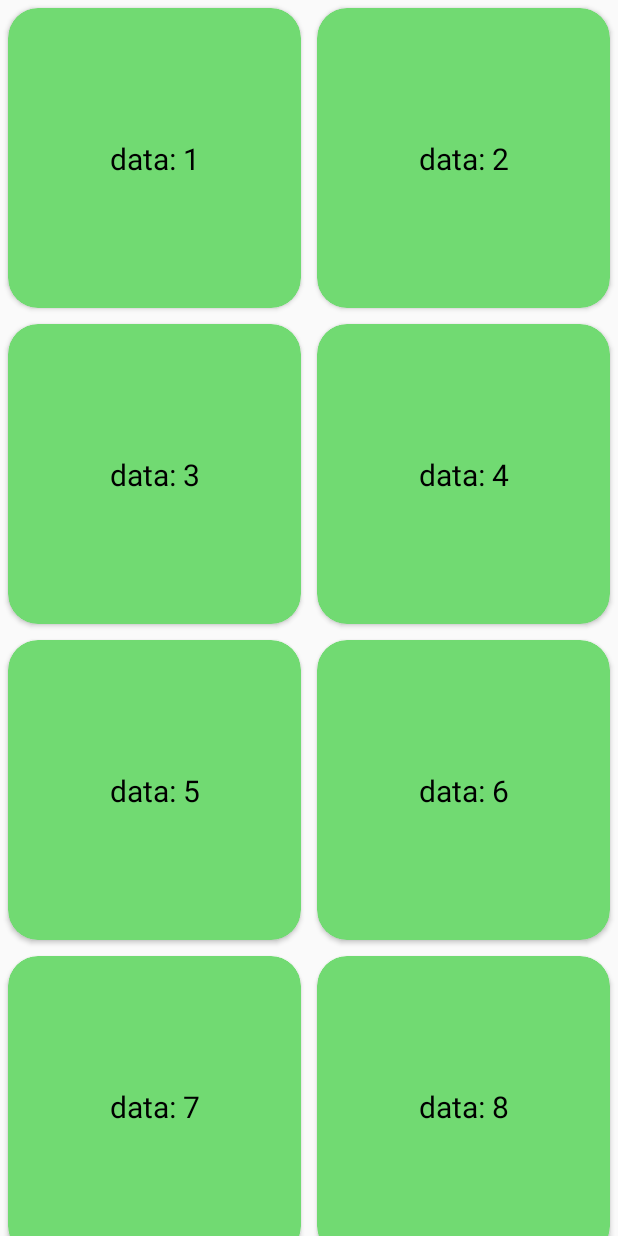
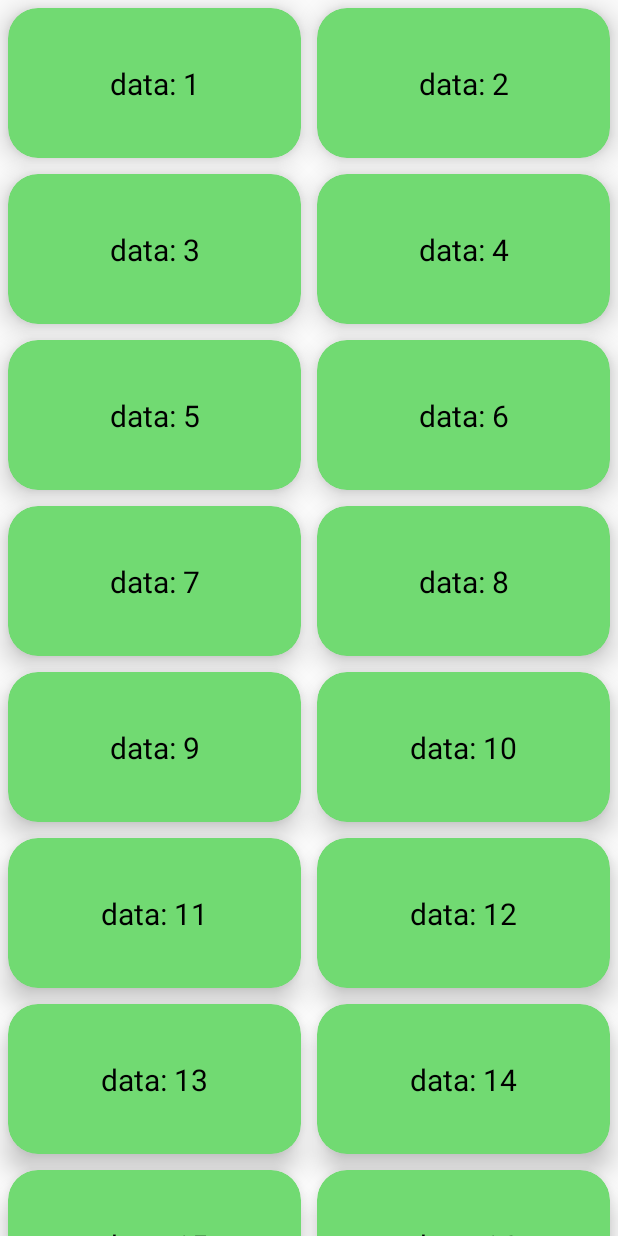
Before and after one commit to valkriaine/Bouncy, an Android app: the screen it shows after launch (MainActivity), on a phone screen of 412 x 824 dp. Run offline under Robolectric (Android 15) with nearby library versions, the phone set to English and light mode, and no system bars.

Commit message:
updated example, added spring customizations

```diff
--- a/bouncy/src/main/java/com/factor/bouncy/BouncyRecyclerView.kt
+++ b/bouncy/src/main/java/com/factor/bouncy/BouncyRecyclerView.kt
@@ -8,10 +8,7 @@ import androidx.dynamicanimation.animation.SpringAnimation
 import androidx.dynamicanimation.animation.SpringForce
 import androidx.recyclerview.widget.ItemTouchHelper
 import androidx.recyclerview.widget.RecyclerView
-import com.factor.bouncy.util.BouncyViewHolder
-import com.factor.bouncy.util.DragDropAdapter
-import com.factor.bouncy.util.DragDropCallBack
-import com.factor.bouncy.util.OnOverPullListener
+import com.factor.bouncy.util.*
 
 
 @Suppress("unused")
@@ -19,11 +16,32 @@ class BouncyRecyclerView(context: Context, attrs: AttributeSet?) : RecyclerView(
 {
     private lateinit var callBack: DragDropCallBack
 
-    private var onOverPullListener: OnOverPullListener? = null
+    var onOverPullListener: OnOverPullListener? = null
 
     var overscrollAnimationSize = 0.5f
 
     var flingAnimationSize = 0.5f
+
+    var dampingRatio = SpringForce.DAMPING_RATIO_NO_BOUNCY
+        set(value)
+        {
+            field = value
+            this.spring.spring = SpringForce()
+                .setFinalPosition(0f)
+                .setDampingRatio(value)
+                .setStiffness(stiffness)
+        }
+
+
+    var stiffness = SpringForce.STIFFNESS_LOW
+        set(value)
+        {
+            field = value
+            this.spring.spring = SpringForce()
+                .setFinalPosition(0f)
+                .setDampingRatio(dampingRatio)
+                .setStiffness(value)
+        }
 
     @Suppress("MemberVisibilityCanBePrivate")
     var longPressDragEnabled = false
@@ -49,10 +67,6 @@ class BouncyRecyclerView(context: Context, attrs: AttributeSet?) : RecyclerView(
                 .setStiffness(SpringForce.STIFFNESS_LOW)
         )
 
-    fun addOnOverPulledListener(onOverPullListener: OnOverPullListener)
-    {
-        this.onOverPullListener = onOverPullListener
-    }
 
     override fun setAdapter(adapter: RecyclerView.Adapter<*>?)
     {
@@ -78,17 +92,29 @@ class BouncyRecyclerView(context: Context, attrs: AttributeSet?) : RecyclerView(
         //read attributes
         context.theme.obtainStyledAttributes(attrs, R.styleable.BouncyRecyclerView, 0, 0)
             .apply{
-                try {
-                    overscrollAnimationSize = getFloat(R.styleable.BouncyRecyclerView_recyclerview_overscroll_animation_size, 0.5f)
-                    flingAnimationSize = getFloat(R.styleable.BouncyRecyclerView_recyclerview_fling_animation_size, 0.5f)
-                    longPressDragEnabled = getBoolean(R.styleable.BouncyRecyclerView_allow_drag_reorder, false)
-                    itemSwipeEnabled = getBoolean(R.styleable.BouncyRecyclerView_allow_item_swipe, false)
+                longPressDragEnabled = getBoolean(R.styleable.BouncyRecyclerView_allow_drag_reorder, false)
+                itemSwipeEnabled = getBoolean(R.styleable.BouncyRecyclerView_allow_item_swipe, false)
+
+                overscrollAnimationSize = getFloat(R.styleable.BouncyRecyclerView_recyclerview_overscroll_animation_size, 0.5f)
+                flingAnimationSize = getFloat(R.styleable.BouncyRecyclerView_recyclerview_fling_animation_size, 0.5f)
+
+                when (getInt(R.styleable.BouncyRecyclerView_recyclerview_damping_ratio, 0))
+                {
+                    0 -> dampingRatio = Bouncy.DAMPING_RATIO_NO_BOUNCY
+                    1 -> dampingRatio = Bouncy.DAMPING_RATIO_LOW_BOUNCY
+                    2 -> dampingRatio = Bouncy.DAMPING_RATIO_MEDIUM_BOUNCY
+                    3 -> dampingRatio = Bouncy.DAMPING_RATIO_HIGH_BOUNCY
                 }
-                finally
+                when (getInt(R.styleable.BouncyRecyclerView_recyclerview_stiffness, 1))
                 {
-                    recycle()
+                    0 -> stiffness = Bouncy.STIFFNESS_VERY_LOW
+                    1 -> stiffness = Bouncy.STIFFNESS_LOW
+                    2 -> stiffness = Bouncy.STIFFNESS_MEDIUM
+                    3 -> stiffness = Bouncy.STIFFNESS_HIGH
                 }
+                recycle()
             }
+
 
         val rc = this
 
@@ -117,20 +143,12 @@ class BouncyRecyclerView(context: Context, attrs: AttributeSet?) : RecyclerView(
 
                     private fun onPullAnimation(deltaDistance: Float)
                     {
-                        var delta = 0f
 
-
-
-                        /* honestly I have no idea why enabling gestures affects the direction that edge effect senses
-                        ** but for now this is the work around to prevent the spring from animating to the opposite direction
-                        */
-
-
+                        val delta: Float =
                             if (direction == DIRECTION_BOTTOM)
-                                delta = -1 * recyclerView.width * deltaDistance * overscrollAnimationSize
-                            else if (direction != DIRECTION_BOTTOM)
-                                delta = 1 * recyclerView.width * deltaDistance * overscrollAnimationSize
-
+                                -1 * recyclerView.width * deltaDistance * overscrollAnimationSize
+                            else
+                                1 * recyclerView.width * deltaDistance * overscrollAnimationSize
 
                         spring.cancel()
                         rc.translationY += delta
@@ -150,10 +168,6 @@ class BouncyRecyclerView(context: Context, attrs: AttributeSet?) : RecyclerView(
                     override fun onAbsorb(velocity: Int)
                     {
                         super.onAbsorb(velocity)
-
-                        /* honestly I have no idea why enabling gestures affects the direction that edge effect senses
-                        ** but for now this is the work around to prevent the spring from animating to the opposite direction
-                         */
 
                         val v: Float = if (direction == DIRECTION_BOTTOM)
                             -1 * velocity * flingAnimationSize
--- a/example/src/main/java/com/factor/example/Adapter.kt
+++ b/example/src/main/java/com/factor/example/Adapter.kt
@@ -14,7 +14,7 @@ class Adapter : BouncyRecyclerView.Adapter()
 
     init
     {
-        for (i in 1..50) data.add("data: $i")
+        for (i in 1..100) data.add("data: $i")
     }
 
 
@@ -26,13 +26,13 @@ class Adapter : BouncyRecyclerView.Adapter()
 
     override fun onItemSwipedToStart(viewHolder: ViewHolder?, positionOfItem: Int)
     {
-        data[positionOfItem] += "swiped to left"
+        data[positionOfItem] += "\nswiped to left"
         notifyItemChanged(positionOfItem)
     }
 
     override fun onItemSwipedToEnd(viewHolder: ViewHolder?, positionOfItem: Int)
     {
-        data[positionOfItem] += "swiped to right"
+        data[positionOfItem] += "\nswiped to right"
         notifyItemChanged(positionOfItem)
     }
 
--- a/example/src/main/res/layout/activity_main.xml
+++ b/example/src/main/res/layout/activity_main.xml
@@ -11,6 +11,10 @@
             android:id="@+id/rc"
             android:layout_width="match_parent"
             android:layout_height="match_parent"
+            app:recyclerview_fling_animation_size="0.5"
+            app:recyclerview_overscroll_animation_size="0.5"
+            app:recyclerview_damping_ratio="DAMPING_RATIO_NO_BOUNCY"
+            app:recyclerview_stiffness="STIFFNESS_LOW"
             app:allow_item_swipe="true"
             app:allow_drag_reorder="true"/>
 
--- a/example/src/main/res/layout/item.xml
+++ b/example/src/main/res/layout/item.xml
@@ -4,12 +4,13 @@
         xmlns:app="http://schemas.android.com/apk/res-auto"
         app:cardBackgroundColor="#71DA72"
         app:cardCornerRadius="20dp"
+        app:cardElevation="10dp"
         app:layout_constraintTop_toTopOf="parent"
         app:layout_constraintBottom_toBottomOf="parent"
         android:layout_marginVertical="5dp"
         android:layout_marginHorizontal="5dp"
         android:layout_width="match_parent"
-        android:layout_height="200dp">
+        android:layout_height="100dp">
 
     <androidx.constraintlayout.widget.ConstraintLayout
             android:layout_width="match_parent"
```
Also changed, not shown: bouncy/src/main/java/com/factor/bouncy/BouncyNestedScrollView.kt (+38 -0 lines), bouncy/src/main/java/com/factor/bouncy/util/Bouncy.kt (added, +19 -0 lines), bouncy/src/main/res/values/attrs.xml (+26 -0 lines). Lines whose indentation alone changed are shown as unchanged.
